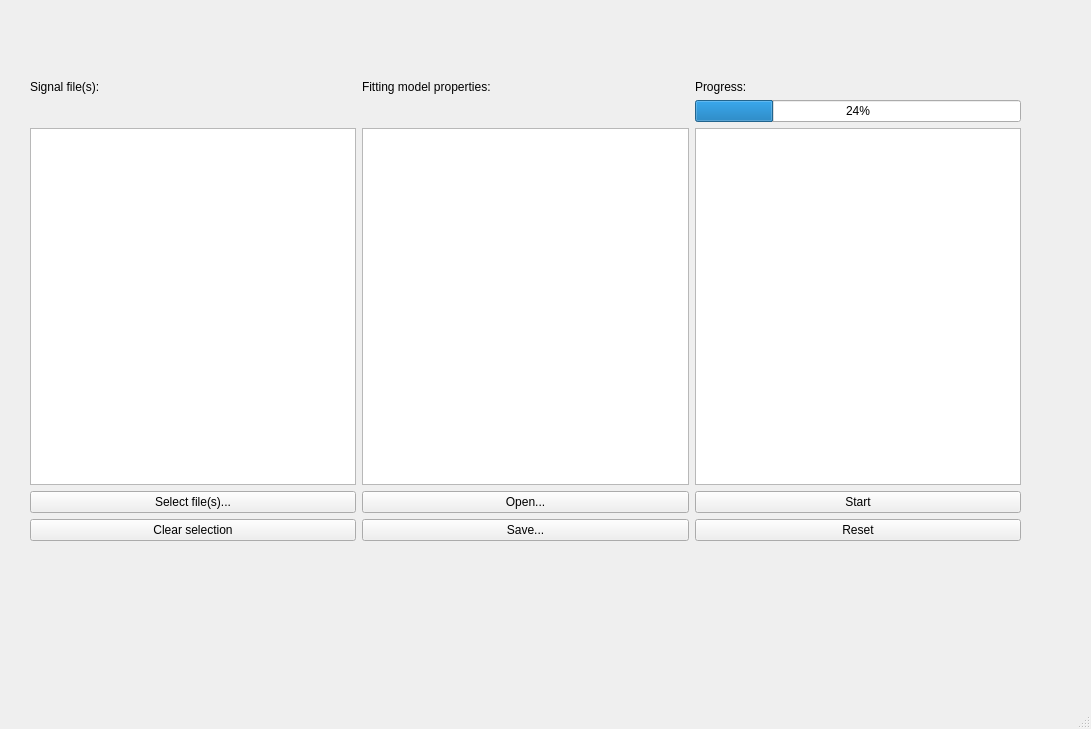
The window that etc/Deconvolver.ui (slawekj/Deconvolution) describes before a commit, drawn with Qt 5.
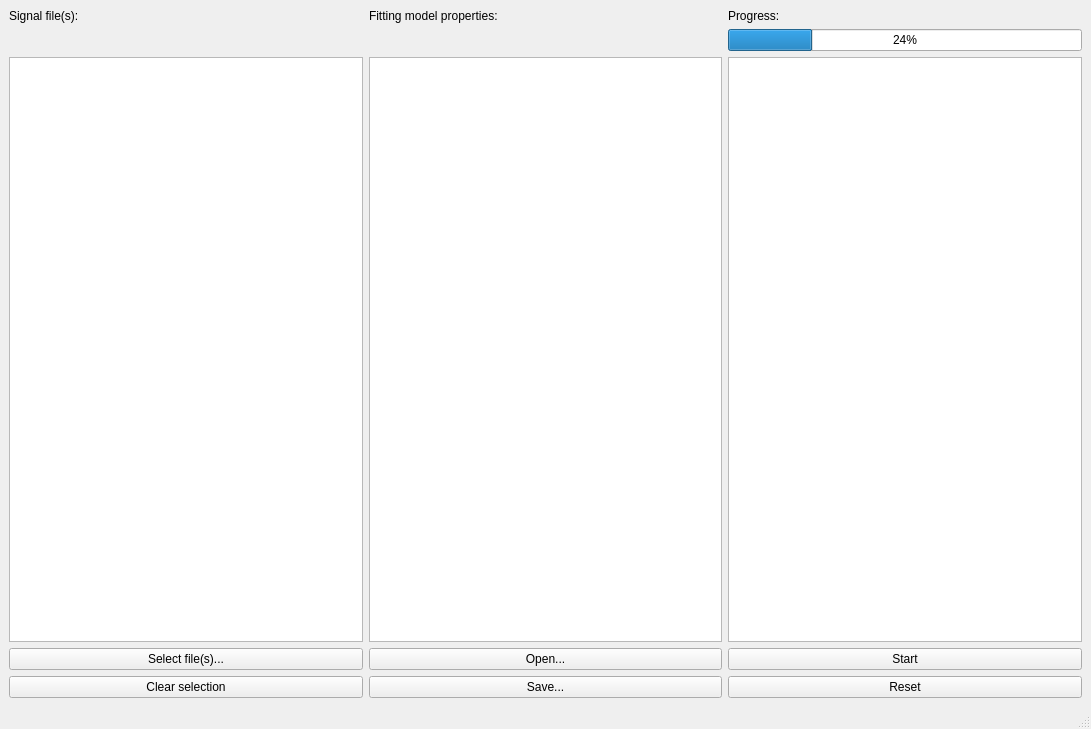
The same window after the commit.

Commit message: have the layout fill out the entire window

Diff of the .ui file:
```diff
--- a/etc/Deconvolver.ui
+++ b/etc/Deconvolver.ui
@@ -14,15 +14,8 @@
    <string>MainWindow</string>
   </property>
   <widget class="QWidget" name="centralwidget">
-   <widget class="QWidget" name="layoutWidget">
-    <property name="geometry">
-     <rect>
-      <x>30</x>
-      <y>80</y>
-      <width>991</width>
-      <height>461</height>
-     </rect>
-    </property>
+   <layout class="QGridLayout" name="gridLayout_2">
+    <item row="0" column="0">
     <layout class="QGridLayout" name="gridLayout">
      <item row="1" column="1">
       <spacer name="horizontal_spacer_2">
@@ -142,7 +135,8 @@
       </widget>
      </item>
     </layout>
-   </widget>
+    </item>
+   </layout>
   </widget>
   <widget class="QMenuBar" name="menubar">
    <property name="geometry">
```
Lines whose indentation alone changed are shown as unchanged.
